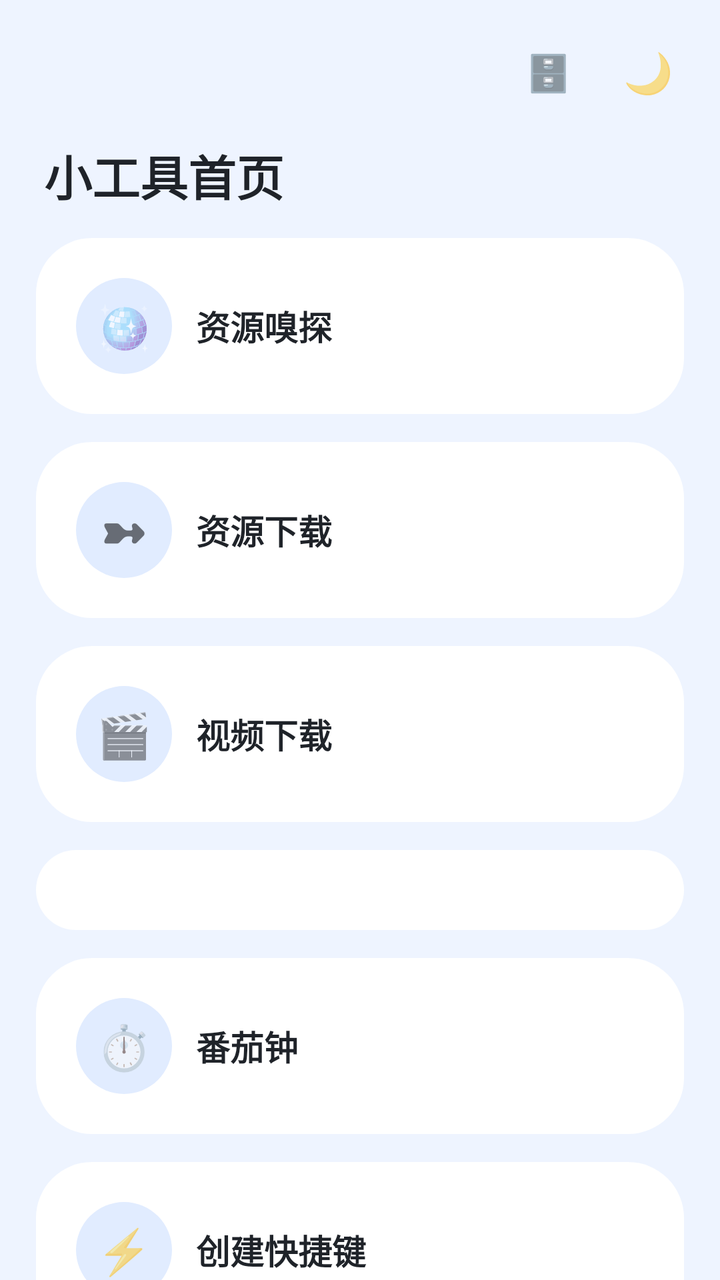
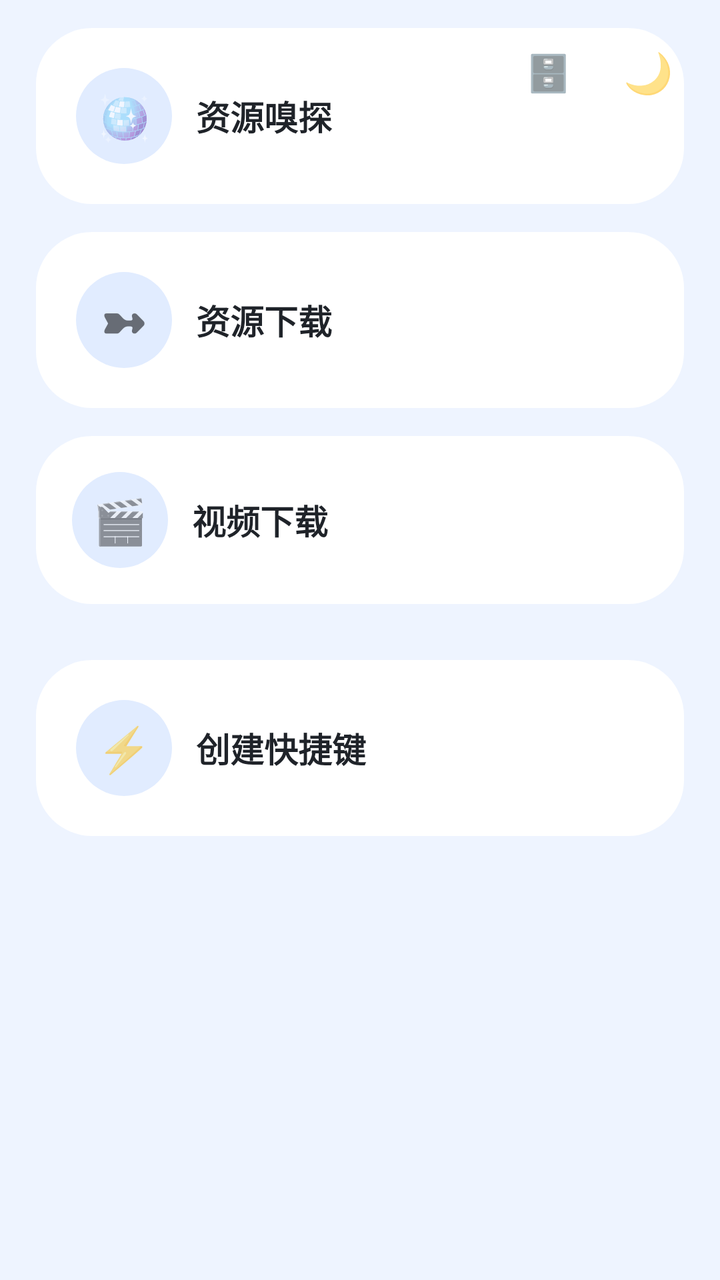

Two renders of the same Android screen: before a commit and after it. Below are the layout's source before the change and the commit's diff.
<!-- AndroidManifest.xml: application theme AppTheme -->
<!-- res/layout/activity_toolbox.xml -->
<?xml version="1.0" encoding="utf-8"?>
<FrameLayout xmlns:android="http://schemas.android.com/apk/res/android"
    android:id="@+id/toolRoot"
    android:layout_width="match_parent" android:layout_height="match_parent">

    <TextView android:id="@+id/lanToggle"
        android:layout_width="44dp" android:layout_height="44dp"
        android:layout_gravity="top|right" android:layout_marginTop="14dp" android:layout_marginRight="64dp"
        android:gravity="center" android:elevation="6dp"
        android:text="🗄️" android:textSize="18sp"/>

    <TextView android:id="@+id/themeToggle"
        android:layout_width="44dp" android:layout_height="44dp"
        android:layout_gravity="top|right" android:layout_margin="14dp"
        android:gravity="center" android:elevation="6dp"
        android:text="🌙" android:textSize="20sp"/>

    <LinearLayout android:id="@+id/toolColumn"
        android:layout_width="match_parent" android:layout_height="match_parent"
        android:orientation="vertical">

        <ScrollView
            android:layout_width="match_parent" android:layout_height="match_parent"
            android:fillViewport="true" android:scrollbars="none">

            <LinearLayout
                android:layout_width="match_parent" android:layout_height="wrap_content"
                android:orientation="vertical"
                android:paddingLeft="18dp" android:paddingRight="18dp"
                android:paddingTop="70dp" android:paddingBottom="160dp">

                <TextView
                    android:layout_width="match_parent" android:layout_height="wrap_content"
                    android:text="小工具首页" android:textSize="24sp"
                    android:textStyle="bold" android:textColor="@color/textMain"
                    android:paddingLeft="4dp" android:paddingBottom="14dp"/>

                <LinearLayout android:tag="card" android:id="@+id/cardSniff"
                    android:layout_width="match_parent" android:layout_height="wrap_content"
                    android:background="@drawable/bg_card_md3" android:orientation="vertical"
                    android:padding="20dp">
                    <LinearLayout
                        android:layout_width="match_parent" android:layout_height="wrap_content"
                        android:orientation="horizontal" android:gravity="center_vertical">
                        <TextView
                            android:layout_width="48dp" android:layout_height="48dp"
                            android:background="@drawable/bg_btn_md3"
                            android:text="🪩" android:textSize="22sp" android:gravity="center"/>
                        <TextView
                            android:layout_width="0dp" android:layout_height="wrap_content"
                            android:layout_weight="1" android:layout_marginLeft="12dp"
                            android:text="资源嗅探" android:textSize="17sp"
                            android:textStyle="bold" android:tag="title" android:textColor="@color/textMain"/>
                    </LinearLayout>
                </LinearLayout>

                <LinearLayout android:tag="card" android:id="@+id/cardDownload"
                    android:layout_width="match_parent" android:layout_height="wrap_content"
                    android:layout_marginTop="14dp"
                    android:background="@drawable/bg_card_md3" android:orientation="vertical"
                    android:padding="20dp">
                    <LinearLayout
                        android:layout_width="match_parent" android:layout_height="wrap_content"
                        android:orientation="horizontal" android:gravity="center_vertical">
                        <TextView
                            android:layout_width="48dp" android:layout_height="48dp"
                            android:background="@drawable/bg_btn_md3"
                            android:text="➼" android:textSize="22sp" android:gravity="center"/>
                        <TextView
                            android:layout_width="0dp" android:layout_height="wrap_content"
                            android:layout_weight="1" android:layout_marginLeft="12dp"
                            android:text="资源下载" android:textSize="17sp"
                            android:textStyle="bold" android:tag="title" android:textColor="@color/textMain"/>
                    </LinearLayout>
                </LinearLayout>

                <LinearLayout android:tag="card" android:id="@+id/cardVideoDl"
                    android:layout_width="match_parent" android:layout_height="wrap_content"
                    android:layout_marginTop="14dp"
                    android:background="@drawable/bg_card_md3" android:orientation="vertical"
                    android:padding="20dp">
                    <LinearLayout
                        android:layout_width="match_parent" android:layout_height="wrap_content"
                        android:orientation="horizontal" android:gravity="center_vertical">
                        <TextView
                            android:layout_width="48dp" android:layout_height="48dp"
                            android:background="@drawable/bg_btn_md3"
                            android:text="🎬" android:textSize="22sp" android:gravity="center"/>
                        <TextView
                            android:layout_width="0dp" android:layout_height="wrap_content"
                            android:layout_weight="1" android:layout_marginLeft="12dp"
                            android:text="视频下载" android:textSize="17sp"
                            android:textStyle="bold" android:tag="title" android:textColor="@color/textMain"/>
                    </LinearLayout>
                </LinearLayout>

                <LinearLayout android:tag="card" android:id="@+id/calendarCard"
                    android:layout_width="match_parent" android:layout_height="wrap_content"
                    android:layout_marginTop="14dp"
                    android:background="@drawable/bg_card_md3" android:orientation="vertical"
                    android:padding="20dp">
                    <LinearLayout android:id="@+id/calHost"
                        android:layout_width="match_parent" android:layout_height="wrap_content"
                        android:orientation="vertical"/>
                </LinearLayout>

                <LinearLayout android:tag="card" android:id="@+id/cardPomo"
                    android:layout_width="match_parent" android:layout_height="wrap_content"
                    android:layout_marginTop="14dp"
                    android:background="@drawable/bg_card_md3" android:orientation="vertical"
                    android:padding="20dp">
                    <LinearLayout
                        android:layout_width="match_parent" android:layout_height="wrap_content"
                        android:orientation="horizontal" android:gravity="center_vertical">
                        <TextView
                            android:layout_width="48dp" android:layout_height="48dp"
                            android:background="@drawable/bg_btn_md3"
                            android:text="⏱️" android:textSize="22sp" android:gravity="center"/>
                        <TextView
                            android:layout_width="0dp" android:layout_height="wrap_content"
                            android:layout_weight="1" android:layout_marginLeft="12dp"
                            android:text="番茄钟" android:textSize="17sp"
                            android:textStyle="bold" android:tag="title" android:textColor="@color/textMain"/>
                    </LinearLayout>
                </LinearLayout>

                <LinearLayout android:tag="card" android:id="@+id/cardShortcut"
                    android:layout_width="match_parent" android:layout_height="wrap_content"
                    android:layout_marginTop="14dp"
                    android:background="@drawable/bg_card_md3" android:orientation="vertical"
                    android:padding="20dp">
                    <LinearLayout
                        android:layout_width="match_parent" android:layout_height="wrap_content"
                        android:orientation="horizontal" android:gravity="center_vertical">
                        <TextView
                            android:layout_width="48dp" android:layout_height="48dp"
                            android:background="@drawable/bg_btn_md3"
                            android:text="⚡" android:textSize="22sp" android:gravity="center"/>
                        <TextView
                            android:layout_width="0dp" android:layout_height="wrap_content"
                            android:layout_weight="1" android:layout_marginLeft="12dp"
                            android:text="创建快捷键" android:textSize="17sp"
                            android:textStyle="bold" android:tag="title" android:textColor="@color/textMain"/>
                    </LinearLayout>
                </LinearLayout>

                <LinearLayout android:tag="card" android:id="@+id/cardPlayer"
                    android:layout_width="match_parent" android:layout_height="wrap_content"
                    android:layout_marginTop="14dp"
                    android:background="@drawable/bg_card_md3" android:orientation="vertical"
                    android:padding="20dp">
                    <LinearLayout
                        android:layout_width="match_parent" android:layout_height="wrap_content"
                        android:orientation="horizontal" android:gravity="center_vertical">
                        <TextView
                            android:layout_width="48dp" android:layout_height="48dp"
                            android:background="@drawable/bg_btn_md3"
                            android:text="📡" android:textSize="22sp" android:gravity="center"/>
                        <TextView
                            android:layout_width="0dp" android:layout_height="wrap_content"
                            android:layout_weight="1" android:layout_marginLeft="12dp"
                            android:text="播放器" android:textSize="17sp"
                            android:textStyle="bold" android:tag="title" android:textColor="@color/textMain"/>
                    </LinearLayout>
                </LinearLayout>

                <TextView
                    android:layout_width="match_parent" android:layout_height="wrap_content"
                    android:gravity="center" android:paddingTop="26dp"
                    android:text="v442.0 (771)" android:textSize="11sp" android:textColor="#B7BFCC"/>
            </LinearLayout>
        </ScrollView>
    </LinearLayout>
</FrameLayout>
<!-- resources referenced by this layout -->
<resources>
  <color name="textMain">#1F2329</color>
  <!-- drawable bg_btn_md3 (drawable) -->
  <?xml version="1.0" encoding="utf-8"?>
  <shape xmlns:android="http://schemas.android.com/apk/res/android">
      <solid android:color="#E1ECFF"/>
      <corners android:radius="24dp"/>
  </shape>
  <!-- drawable bg_card_md3 (drawable) -->
  <?xml version="1.0" encoding="utf-8"?>
  <ripple xmlns:android="http://schemas.android.com/apk/res/android"
      android:color="#224C7DFF">
      <item>
          <shape>
              <solid android:color="#FFFFFF"/>
              <corners android:radius="28dp"/>
          </shape>
      </item>
  </ripple>
  <style name="AppTheme" parent="Theme.MaterialComponents.DayNight.NoActionBar">
          <item name="android:windowFullscreen">true</item>
          <item name="android:windowNoTitle">true</item>
          <item name="android:windowTranslucentNavigation">true</item>
          <item name="android:windowBackground">@color/bg</item>
          <item name="android:colorAccent">@color/blue2</item>
          <item name="colorPrimary">@color/blue2</item>
          <item name="colorSecondary">@color/blue2</item>
          <item name="android:colorControlHighlight">#22315CDE</item>
      </style>
  <color name="bg">#EEF4FF</color>
  <color name="blue2">#1677FF</color>
</resources>

<!-- the commit's change to res/layout/activity_toolbox.xml (unified diff, before → after) -->
@@ -17,7 +17,8 @@
 
     <LinearLayout android:id="@+id/toolColumn"
         android:layout_width="match_parent" android:layout_height="match_parent"
-        android:orientation="vertical">
+        android:orientation="vertical"
+        android:background="@color/bg">
 
         <ScrollView
             android:layout_width="match_parent" android:layout_height="match_parent"
@@ -27,18 +28,14 @@
                 android:layout_width="match_parent" android:layout_height="wrap_content"
                 android:orientation="vertical"
                 android:paddingLeft="18dp" android:paddingRight="18dp"
-                android:paddingTop="70dp" android:paddingBottom="160dp">
+                android:paddingTop="14dp" android:paddingBottom="18dp">
 
-                <TextView
+                <LinearLayout android:tag="card" android:id="@+id/cardPlayer"
                     android:layout_width="match_parent" android:layout_height="wrap_content"
-                    android:text="小工具首页" android:textSize="24sp"
-                    android:textStyle="bold" android:textColor="@color/textMain"
-                    android:paddingLeft="4dp" android:paddingBottom="14dp"/>
-
-                <LinearLayout android:tag="card" android:id="@+id/cardSniff"
-                    android:layout_width="match_parent" android:layout_height="wrap_content"
+                    android:layout_marginTop="0dp"
                     android:background="@drawable/bg_card_md3" android:orientation="vertical"
                     android:padding="20dp">
+
                     <LinearLayout
                         android:layout_width="match_parent" android:layout_height="wrap_content"
                         android:orientation="horizontal" android:gravity="center_vertical">
@@ -73,17 +70,14 @@
                             android:textStyle="bold" android:tag="title" android:textColor="@color/textMain"/>
                     </LinearLayout>
                 </LinearLayout>
-
-                <LinearLayout android:tag="card" android:id="@+id/cardVideoDl"
+                 <LinearLayout android:tag="card" android:id="@+id/cardVideoDl"
                     android:layout_width="match_parent" android:layout_height="wrap_content"
                     android:layout_marginTop="14dp"
                     android:background="@drawable/bg_card_md3" android:orientation="vertical"
-                    android:padding="20dp">
-                    <LinearLayout
-                        android:layout_width="match_parent" android:layout_height="wrap_content"
+                    android:padding="18dp">
+                    <LinearLayout android:layout_width="match_parent" android:layout_height="wrap_content"
                         android:orientation="horizontal" android:gravity="center_vertical">
-                        <TextView
-                            android:layout_width="48dp" android:layout_height="48dp"
+                        <TextView android:layout_width="48dp" android:layout_height="48dp"
                             android:background="@drawable/bg_btn_md3"
                             android:text="🎬" android:textSize="22sp" android:gravity="center"/>
                         <TextView
@@ -94,17 +88,16 @@
                     </LinearLayout>
                 </LinearLayout>
 
-                <LinearLayout android:tag="card" android:id="@+id/calendarCard"
+               <LinearLayout android:tag="card" android:id="@+id/calendarCard"
                     android:layout_width="match_parent" android:layout_height="wrap_content"
                     android:layout_marginTop="14dp"
-                    android:background="@drawable/bg_card_md3" android:orientation="vertical"
-                    android:padding="20dp">
+                    android:background="@drawable/bg_card_md3" android:orientation="vertical">
                     <LinearLayout android:id="@+id/calHost"
                         android:layout_width="match_parent" android:layout_height="wrap_content"
                         android:orientation="vertical"/>
-                </LinearLayout>
+               </LinearLayout>
 
-                <LinearLayout android:tag="card" android:id="@+id/cardPomo"
+               <LinearLayout android:tag="card" android:id="@+id/cardShortcut"
                     android:layout_width="match_parent" android:layout_height="wrap_content"
                     android:layout_marginTop="14dp"
                     android:background="@drawable/bg_card_md3" android:orientation="vertical"
@@ -114,27 +107,7 @@
                         android:orientation="horizontal" android:gravity="center_vertical">
                         <TextView
                             android:layout_width="48dp" android:layout_height="48dp"
-                            android:background="@drawable/bg_btn_md3"
-                            android:text="⏱️" android:textSize="22sp" android:gravity="center"/>
-                        <TextView
-                            android:layout_width="0dp" android:layout_height="wrap_content"
-                            android:layout_weight="1" android:layout_marginLeft="12dp"
-                            android:text="番茄钟" android:textSize="17sp"
-                            android:textStyle="bold" android:tag="title" android:textColor="@color/textMain"/>
-                    </LinearLayout>
-                </LinearLayout>
-
-                <LinearLayout android:tag="card" android:id="@+id/cardShortcut"
-                    android:layout_width="match_parent" android:layout_height="wrap_content"
-                    android:layout_marginTop="14dp"
-                    android:background="@drawable/bg_card_md3" android:orientation="vertical"
-                    android:padding="20dp">
-                    <LinearLayout
-                        android:layout_width="match_parent" android:layout_height="wrap_content"
-                        android:orientation="horizontal" android:gravity="center_vertical">
-                        <TextView
-                            android:layout_width="48dp" android:layout_height="48dp"
-                            android:background="@drawable/bg_btn_md3"
+                            android:background="@drawable/bg_btn_md3" android:padding="8dp"
                             android:text="⚡" android:textSize="22sp" android:gravity="center"/>
                         <TextView
                             android:layout_width="0dp" android:layout_height="wrap_content"
@@ -144,30 +117,8 @@
                     </LinearLayout>
                 </LinearLayout>
 
-                <LinearLayout android:tag="card" android:id="@+id/cardPlayer"
-                    android:layout_width="match_parent" android:layout_height="wrap_content"
-                    android:layout_marginTop="14dp"
-                    android:background="@drawable/bg_card_md3" android:orientation="vertical"
-                    android:padding="20dp">
-                    <LinearLayout
-                        android:layout_width="match_parent" android:layout_height="wrap_content"
-                        android:orientation="horizontal" android:gravity="center_vertical">
-                        <TextView
-                            android:layout_width="48dp" android:layout_height="48dp"
-                            android:background="@drawable/bg_btn_md3"
-                            android:text="📡" android:textSize="22sp" android:gravity="center"/>
-                        <TextView
-                            android:layout_width="0dp" android:layout_height="wrap_content"
-                            android:layout_weight="1" android:layout_marginLeft="12dp"
-                            android:text="播放器" android:textSize="17sp"
-                            android:textStyle="bold" android:tag="title" android:textColor="@color/textMain"/>
-                    </LinearLayout>
-                </LinearLayout>
 
-                <TextView
-                    android:layout_width="match_parent" android:layout_height="wrap_content"
-                    android:gravity="center" android:paddingTop="26dp"
-                    android:text="v442.0 (771)" android:textSize="11sp" android:textColor="#B7BFCC"/>
+
             </LinearLayout>
         </ScrollView>
     </LinearLayout>
